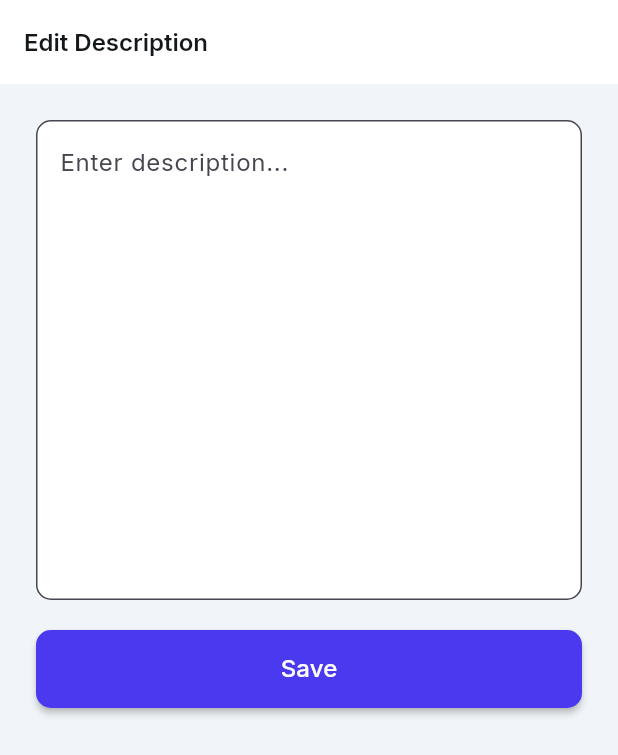
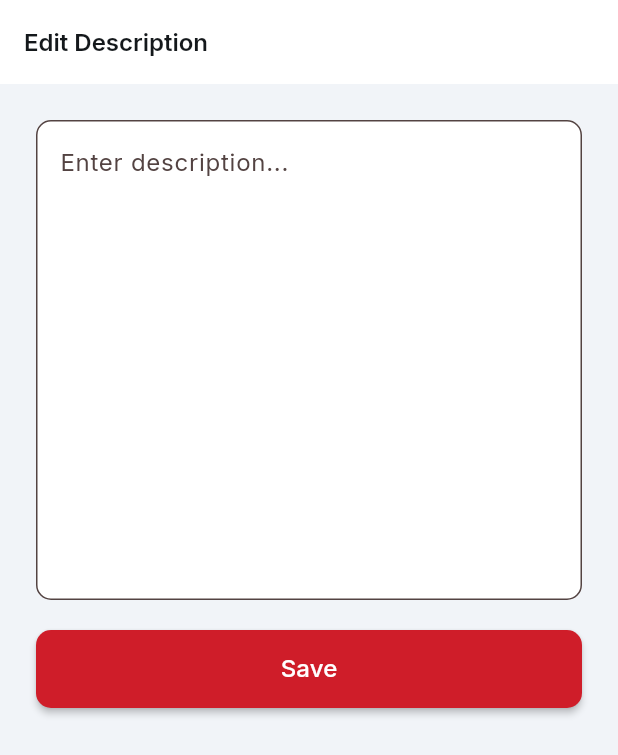
Before and after one commit to Prince364133/IMS-SYSTEM, a Flutter app: the AddDescriptionPage screen opened by its route, on a phone screen of 412 x 824 dp. Shown: the top 755 px of the screen. Run offline on Flutter 3.47's test engine with Material 3 defaults, Android fonts, the phone set to English and light mode, and no system bars; our stand-ins replace go_router, google_fonts, shared_preferences, webview_flutter; accounts and stored records are empty.

Commit message:
feat: change primary theme color to Instaura red #CF1D29

```diff
--- a/flutter_app/lib/flutter_flow/flutter_flow_theme.dart
+++ b/flutter_app/lib/flutter_flow/flutter_flow_theme.dart
@@ -15,12 +15,12 @@ class FlutterFlowTheme {
   FlutterFlowTheme._({this.isDark = false});
 
   // ─── Brand Colors ───────────────────────────────────────────────────────
-  Color get primary             => const Color(0xFF4B39EF);
+  Color get primary             => const Color(0xFFCF1D29);
   Color get secondary           => const Color(0xFF39D2C0);
   Color get tertiary            => const Color(0xFFEE8B60);
   Color get error               => const Color(0xFFFF5963);
   Color get alternate           => isDark ? const Color(0xFF262D34) : const Color(0xFFE0E3E7);
-  Color get accent1             => const Color(0xFF4B39EF).withOpacity(0.15);
+  Color get accent1             => const Color(0xFFCF1D29).withOpacity(0.15);
   Color get accent2             => const Color(0xFF39D2C0).withOpacity(0.15);
   Color get accent3             => const Color(0xFFEE8B60).withOpacity(0.15);
   Color get accent4             => isDark ? const Color(0x89FFFFFF) : const Color(0x89000000);
@@ -77,7 +77,7 @@ class FlutterFlowTheme {
     useMaterial3: true,
     brightness:   Brightness.light,
     colorScheme:  ColorScheme.fromSeed(
-      seedColor: const Color(0xFF4B39EF),
+      seedColor: const Color(0xFFCF1D29),
       brightness: Brightness.light,
     ),
     scaffoldBackgroundColor: const Color(0xFFF1F4F8),
@@ -93,7 +93,7 @@ class FlutterFlowTheme {
     useMaterial3: true,
     brightness:   Brightness.dark,
     colorScheme:  ColorScheme.fromSeed(
-      seedColor: const Color(0xFF4B39EF),
+      seedColor: const Color(0xFFCF1D29),
       brightness: Brightness.dark,
     ),
     scaffoldBackgroundColor: const Color(0xFF1D2428),
```
Also changed, not shown: flutter_app/assets/images/logo.png.
